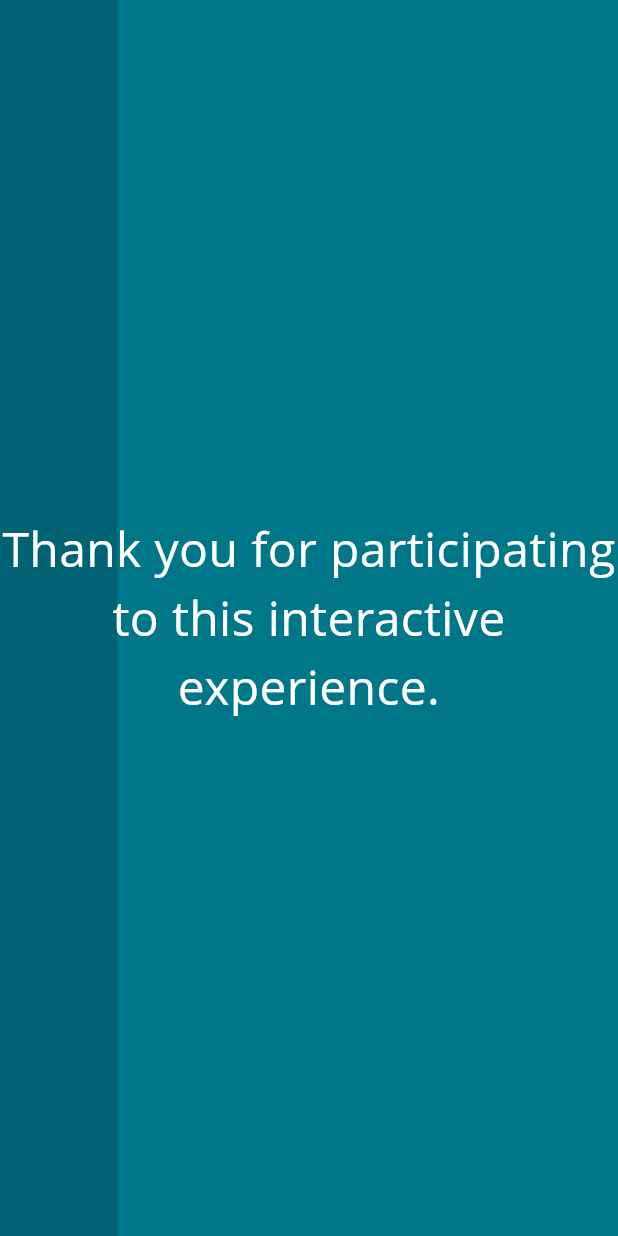
After one commit to NPaspallis/seesaw, a Flutter app: the ThankYouPage screen opened directly, on a phone screen of 412 x 824 dp. The commit adds this screen. Run offline on Flutter 3.47's test engine with Material 3 defaults, Android fonts, the phone set to English and light mode, and no system bars; our stand-ins replace flutter_rating_bar; Roboto replaces fonts that are missing (Open Sans).

Commit message:
Added 'evaluation' and 'thank you' pages

```diff
--- /dev/null
+++ b/lib/thankyou.dart
@@ -0,0 +1,24 @@
+import 'package:flutter/material.dart';
+import 'package:seesaw/timedpainter.dart';
+
+import 'main.dart';
+
+class ThankYouPage extends StatelessWidget {
+  const ThankYouPage({super.key});
+
+  @override
+  Widget build(BuildContext context) {
+    return Scaffold(
+      body: SizedBox(
+        width: MediaQuery.of(context).size.width,
+        height: MediaQuery.of(context).size.height,
+        child: Stack(
+          children: [
+            TimedBackground(() => Navigator.of(context).popUntil((route) => route.isFirst)),
+            const Center(child: Text('Thank you for participating to this interactive experience.', style: TextStyle(fontSize: 32, color: preparedWhiteColor), textAlign: TextAlign.center))
+          ],
+        )
+      )
+    );
+  }
+}
--- /dev/null
+++ b/lib/timedpainter.dart
@@ -0,0 +1,56 @@
+import 'dart:async';
+
+import 'package:flutter/widgets.dart';
+
+import 'main.dart';
+
+class TimedBackground extends StatefulWidget {
+
+  final VoidCallback callback;
+
+  const TimedBackground(this.callback, {super.key});
+
+  @override
+  State<TimedBackground> createState() => _TimedBackgroundState();
+}
+
+const int stepInMilliseconds = 20;
+
+class _TimedBackgroundState extends State<TimedBackground> {
+
+  final int delayInMilliseconds = 10 * 1000; // 10 seconds
+
+  late Timer timer;
+  int _elapsedTimeMilliseconds = 0;
+
+  @override
+  void initState() {
+    super.initState();
+    timer = Timer.periodic(const Duration(milliseconds: stepInMilliseconds), (Timer timer) {
+      if (_elapsedTimeMilliseconds >= delayInMilliseconds) {
+        timer.cancel();
+        widget.callback.call();
+      } else {
+        setState(() => _elapsedTimeMilliseconds += stepInMilliseconds);
+      }
+    });
+  }
+
+  @override
+  Widget build(BuildContext context) {
+    return Stack(
+      children: [
+        Container(
+          width: MediaQuery.of(context).size.width,
+          height: MediaQuery.of(context).size.height,
+          color: preparedPrimaryColor,
+        ),
+        Container(
+          width: MediaQuery.of(context).size.width * _elapsedTimeMilliseconds / delayInMilliseconds,
+          height: MediaQuery.of(context).size.height,
+          color: preparedShadeColor,
+        ),
+      ],
+    );
+  }
+}
--- a/pubspec.yaml
+++ b/pubspec.yaml
@@ -34,6 +34,9 @@ dependencies:
   # The following adds the Cupertino Icons font to your application.
   # Use with the CupertinoIcons class for iOS style icons.
   cupertino_icons: ^1.0.6
+
+  # https://pub.dev/packages/flutter_rating_bar
+  flutter_rating_bar: ^4.0.1
 
 dev_dependencies:
   flutter_test:
```
Also changed, not shown: lib/evaluation.dart (added, +175 -0 lines), lib/main.dart (+22 -9 lines), lib/seesaw.dart (+11 -27 lines).
